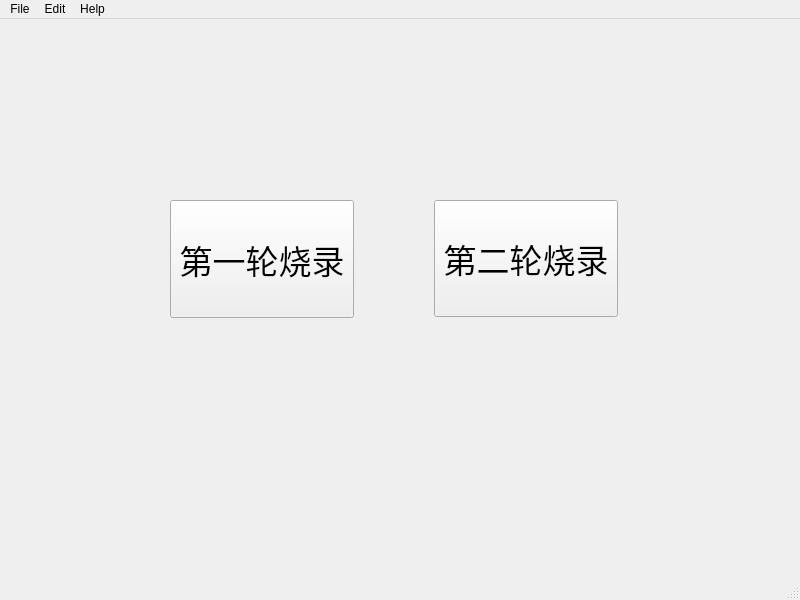
First picture: the form in designer/mainwindow.ui, repository rubin0513/PyQt5Fastboot, before the edit.
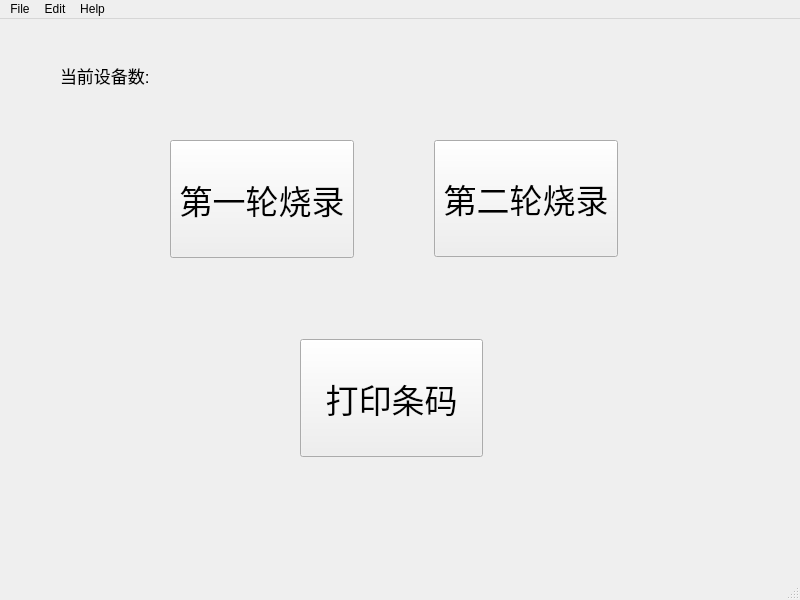
Second picture: the form after the edit.

Patch:
```diff
--- a/designer/mainwindow.ui
+++ b/designer/mainwindow.ui
@@ -26,11 +26,11 @@
    <string>L6000-I</string>
   </property>
   <widget class="QWidget" name="centralwidget">
-   <widget class="QWidget" name="">
+   <widget class="QWidget" name="layoutWidget">
     <property name="geometry">
      <rect>
       <x>170</x>
-      <y>180</y>
+      <y>120</y>
       <width>448</width>
       <height>120</height>
      </rect>
@@ -83,6 +83,96 @@
      </item>
     </layout>
    </widget>
+   <widget class="QPushButton" name="printButton">
+    <property name="geometry">
+     <rect>
+      <x>300</x>
+      <y>320</y>
+      <width>183</width>
+      <height>118</height>
+     </rect>
+    </property>
+    <property name="minimumSize">
+     <size>
+      <width>0</width>
+      <height>118</height>
+     </size>
+    </property>
+    <property name="font">
+     <font>
+      <pointsize>25</pointsize>
+     </font>
+    </property>
+    <property name="text">
+     <string>打印条码</string>
+    </property>
+    <property name="checkable">
+     <bool>true</bool>
+    </property>
+   </widget>
+   <widget class="QWidget" name="layoutWidget">
+    <property name="geometry">
+     <rect>
+      <x>60</x>
+      <y>40</y>
+      <width>218</width>
+      <height>32</height>
+     </rect>
+    </property>
+    <layout class="QHBoxLayout" name="horizontalLayout_2">
+     <property name="spacing">
+      <number>36</number>
+     </property>
+     <item>
+      <widget class="QLabel" name="label_cur">
+       <property name="minimumSize">
+        <size>
+         <width>100</width>
+         <height>30</height>
+        </size>
+       </property>
+       <property name="maximumSize">
+        <size>
+         <width>100</width>
+         <height>30</height>
+        </size>
+       </property>
+       <property name="font">
+        <font>
+         <pointsize>13</pointsize>
+        </font>
+       </property>
+       <property name="text">
+        <string>当前设备数:</string>
+       </property>
+      </widget>
+     </item>
+     <item>
+      <widget class="QLabel" name="label_count">
+       <property name="minimumSize">
+        <size>
+         <width>80</width>
+         <height>30</height>
+        </size>
+       </property>
+       <property name="maximumSize">
+        <size>
+         <width>80</width>
+         <height>30</height>
+        </size>
+       </property>
+       <property name="font">
+        <font>
+         <pointsize>12</pointsize>
+        </font>
+       </property>
+       <property name="text">
+        <string/>
+       </property>
+      </widget>
+     </item>
+    </layout>
+   </widget>
   </widget>
   <widget class="QMenuBar" name="menubar">
    <property name="geometry">
```
Left out of the diff: 2 changed lines with no effect on the pictures.
